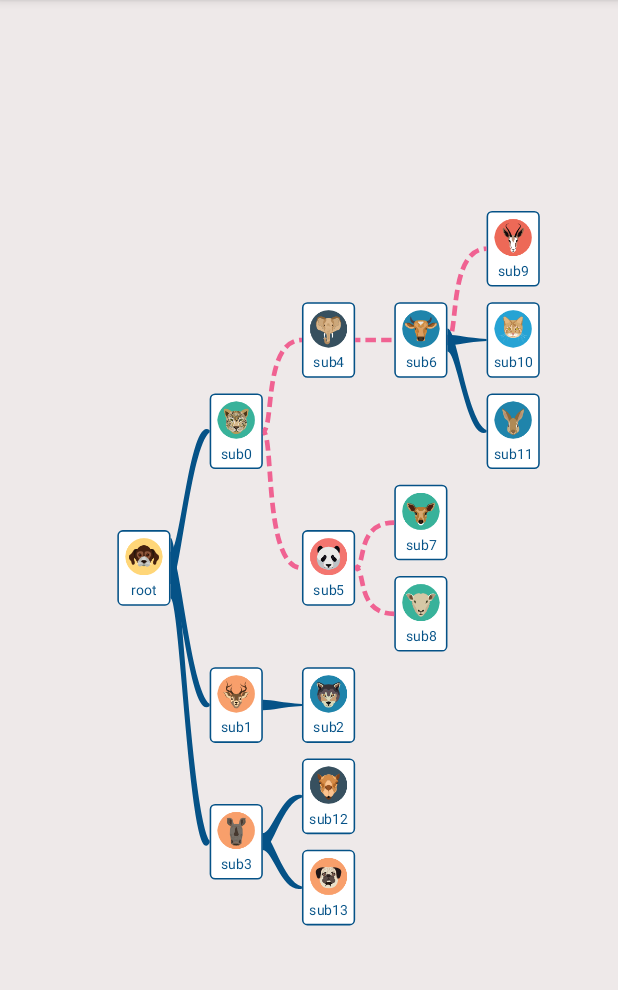
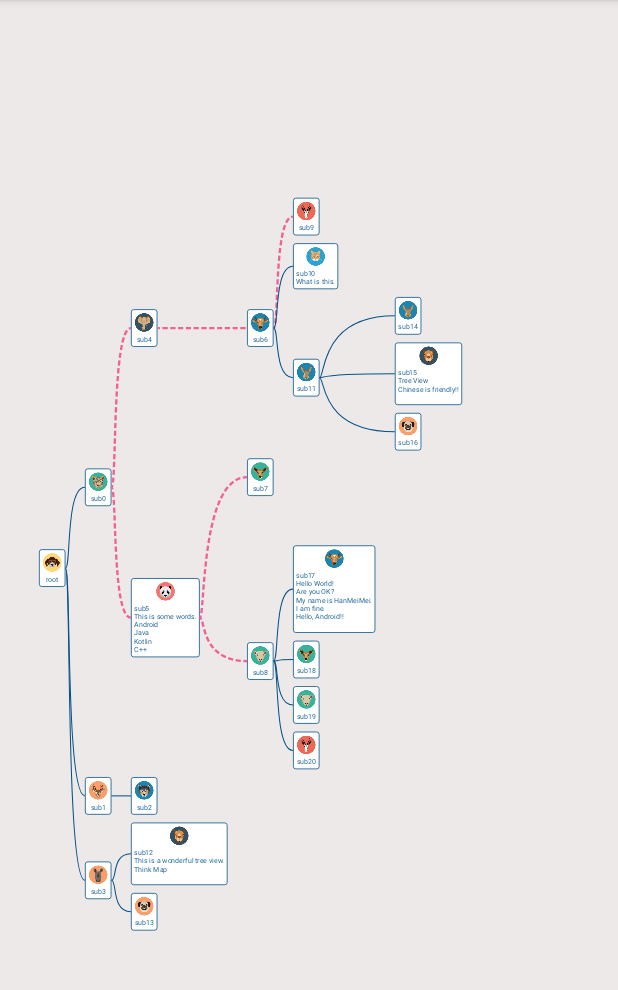
Before and after one commit to guaishouN/android-thinkmap-treeview, an Android app: the screen it shows after launch (MainActivity), on a phone screen of 412 x 824 dp, the part 84-1074 px from its top. Run offline under Robolectric (Android 15) with nearby library versions, the phone set to English and light mode, and no system bars.

Commit message:
use any size child node view is OK now

```diff
--- a/library/build.gradle
+++ b/library/build.gradle
@@ -21,7 +21,7 @@ android {
             buildConfigField "boolean", "isDebug", "false"
         }
         debug {
-            buildConfigField "boolean", "isDebug", "true"
+            buildConfigField "boolean", "isDebug", "false"
         }
     }
     compileOptions {
--- a/library/src/main/java/com/gyso/treeview/layout/RightTreeLayoutManager.java
+++ b/library/src/main/java/com/gyso/treeview/layout/RightTreeLayoutManager.java
@@ -10,6 +10,7 @@ import com.gyso.treeview.model.ITraversal;
 import com.gyso.treeview.model.NodeModel;
 import com.gyso.treeview.model.TreeModel;
 import com.gyso.treeview.util.DensityUtils;
+import com.gyso.treeview.util.TreeViewLog;
 import com.gyso.treeview.util.ViewBox;
 
 /**
@@ -61,6 +62,24 @@ public class RightTreeLayoutManager extends TreeLayoutManager {
                     }
                     mFixedDx = (fixedViewBox.getWidth()-mContentViewBox.getWidth())/2;
                     mFixedDy = (fixedViewBox.getHeight()-mContentViewBox.getHeight())/2;
+
+                    //compute floor start position
+                    for (int i = 0; i <= floorMax.size(); i++) {
+                        int fn = (i == floorMax.size())?floorMax.size():floorMax.keyAt(i);
+                        int preStart = floorStart.get(fn - 1, 0);
+                        int preMax = floorMax.get(fn - 1, 0);
+                        int startPos = (fn==0?(mFixedDx + paddingBox.left):spaceParentToChild) + preStart + preMax;
+                        floorStart.put(fn,startPos);
+                    }
+
+                    //compute deep start position
+                    for (int i = 0; i <= deepMax.size(); i++) {
+                        int dn = (i == deepMax.size())?deepMax.size():deepMax.keyAt(i);
+                        int preStart = deepStart.get(dn - 1, 0);
+                        int preMax = deepMax.get(dn - 1, 0);
+                        int startPos = (dn==0?(mFixedDy + paddingBox.top):spacePeerToPeer) + preStart + preMax;
+                        deepStart.put(dn,startPos);
+                    }
                 }
             };
             mTreeModel.doTraversalNodes(traversal);
@@ -131,29 +150,27 @@ public class RightTreeLayoutManager extends TreeLayoutManager {
     }
 
     private void layoutNodes(NodeModel<?> currentNode, TreeViewContainer treeViewContainer){
+        TreeViewLog.e(TAG,"onLayout: "+currentNode);
         TreeViewHolder<?> currentHolder = treeViewContainer.getTreeViewHolder(currentNode);
         View currentNodeView =  currentHolder==null?null:currentHolder.getView();
-        NodeModel<?> parentNode = currentNode.getParentNode();
-        TreeViewHolder<?> treeViewHolder = treeViewContainer.getTreeViewHolder(parentNode);
-        View parentNodeView = treeViewHolder==null?null:treeViewHolder.getView();
         int deep = currentNode.deep;
+        int floor = currentNode.floor;
         int leafCount = currentNode.leafCount;
 
         if(currentNodeView==null){
             throw new NullPointerException(" currentNodeView can not be null");
         }
-        int height = deepMax.get(currentNode.deep, currentNodeView.getMeasuredHeight());
-        int width = floorMax.get(currentNode.floor, currentNodeView.getMeasuredWidth());
 
+        int currentWidth = currentNodeView.getMeasuredWidth();
+        int currentHeight = currentNodeView.getMeasuredHeight();
         int deltaHeight = 0;
         if(leafCount>1){
-            deltaHeight = (leafCount-1)*(height+ spacePeerToPeer)/2;
+            deltaHeight = (deepStart.get(deep + leafCount) - deepStart.get(deep)-currentHeight)/2;
         }
-
-        int top  =deep*(height+ spacePeerToPeer) + deltaHeight + mFixedDy+ paddingBox.top;
-        int left = spaceParentToChild +(parentNodeView==null?0:parentNodeView.getRight())+(currentNode.floor==0?(mFixedDx+paddingBox.left):0);
-        int bottom = top+height;
-        int right = left+width;
+        int top  = deepStart.get(deep)+deltaHeight;
+        int left = floorStart.get(floor);
+        int bottom = top+currentHeight;
+        int right = left+currentWidth;
 
         currentNodeView.layout(left,top,right,bottom);
     }
--- a/library/src/main/java/com/gyso/treeview/layout/TreeLayoutManager.java
+++ b/library/src/main/java/com/gyso/treeview/layout/TreeLayoutManager.java
@@ -45,11 +45,23 @@ public abstract class TreeLayoutManager {
     /**
      * the max value of node in the same floor
      */
-    protected SparseIntArray floorMax = new SparseIntArray(10);
+    protected SparseIntArray floorMax = new SparseIntArray(200);
+
     /**
      * the max value of node in the same deep
      */
     protected SparseIntArray deepMax = new SparseIntArray(200);
+
+    /**
+     * the start value of node in the same floor
+     */
+    protected SparseIntArray floorStart = new SparseIntArray(200);
+
+    /**
+     * the start value of node in the same deep
+     */
+    protected SparseIntArray deepStart = new SparseIntArray(200);
+
     protected int winHeight;
     protected int winWidth;
 
--- a/sample/src/main/java/com/gyso/gysotreeviewapplication/MainActivity.java
+++ b/sample/src/main/java/com/gyso/gysotreeviewapplication/MainActivity.java
@@ -62,9 +62,9 @@ public class MainActivity extends AppCompatActivity {
     }
 
     private Baseline getLine() {
-        //return new SmoothLine();
+        return new SmoothLine();
         //return new StraightLine();
-        return new PointedLine();
+        //return new PointedLine();
         //return new DashLine(Color.parseColor("#4DB6AC"),8);
     }
 
@@ -79,15 +79,22 @@ public class MainActivity extends AppCompatActivity {
         NodeModel<Animal> sub2 = new NodeModel<>(new Animal(R.drawable.ic_04,"sub2"));
         NodeModel<Animal> sub3 = new NodeModel<>(new Animal(R.drawable.ic_05,"sub3"));
         NodeModel<Animal> sub4 = new NodeModel<>(new Animal(R.drawable.ic_06,"sub4"));
-        NodeModel<Animal> sub5 = new NodeModel<>(new Animal(R.drawable.ic_07,"sub5"));
+        NodeModel<Animal> sub5 = new NodeModel<>(new Animal(R.drawable.ic_07,"sub5\nThis is some words.\nAndroid\nJava\nKotlin\nC++"));
         NodeModel<Animal> sub6 = new NodeModel<>(new Animal(R.drawable.ic_08,"sub6"));
         NodeModel<Animal> sub7 = new NodeModel<>(new Animal(R.drawable.ic_09,"sub7"));
         NodeModel<Animal> sub8 = new NodeModel<>(new Animal(R.drawable.ic_10,"sub8"));
         NodeModel<Animal> sub9 = new NodeModel<>(new Animal(R.drawable.ic_11,"sub9"));
-        NodeModel<Animal> sub10 = new NodeModel<>(new Animal(R.drawable.ic_12,"sub10"));
+        NodeModel<Animal> sub10 = new NodeModel<>(new Animal(R.drawable.ic_12,"sub10\nWhat is this."));
         NodeModel<Animal> sub11 = new NodeModel<>(new Animal(R.drawable.ic_13,"sub11"));
-        NodeModel<Animal> sub12 = new NodeModel<>(new Animal(R.drawable.ic_14,"sub12"));
+        NodeModel<Animal> sub12 = new NodeModel<>(new Animal(R.drawable.ic_14,"sub12\nThis is a wonderful tree view.\nThink Map\n"));
         NodeModel<Animal> sub13 = new NodeModel<>(new Animal(R.drawable.ic_15,"sub13"));
+        NodeModel<Animal> sub14 = new NodeModel<>(new Animal(R.drawable.ic_13,"sub14"));
+        NodeModel<Animal> sub15 = new NodeModel<>(new Animal(R.drawable.ic_14,"sub15\nTree View\nChinese is friendly!!\n"));
+        NodeModel<Animal> sub16 = new NodeModel<>(new Animal(R.drawable.ic_15,"sub16"));
+        NodeModel<Animal> sub17 = new NodeModel<>(new Animal(R.drawable.ic_08,"sub17\nHello World!\nAre you OK?\nMy name is HanMeiMei.\nI am fine.\nHello, Android!!\n"));
+        NodeModel<Animal> sub18 = new NodeModel<>(new Animal(R.drawable.ic_09,"sub18"));
+        NodeModel<Animal> sub19 = new NodeModel<>(new Animal(R.drawable.ic_10,"sub19"));
+        NodeModel<Animal> sub20 = new NodeModel<>(new Animal(R.drawable.ic_11,"sub20"));
 
         //build relationship
         treeModel.addNode(root,sub0,sub1,sub3);
@@ -97,7 +104,8 @@ public class MainActivity extends AppCompatActivity {
         treeModel.addNode(sub5,sub7,sub8);
         treeModel.addNode(sub6,sub9,sub10,sub11);
         treeModel.addNode(sub3,sub12,sub13);
-
+        treeModel.addNode(sub11,sub14,sub15,sub16);
+        treeModel.addNode(sub8,sub17,sub18,sub19,sub20);
         //set data
         adapter.setTreeModel(treeModel);
     }
--- a/sample/src/main/java/com/gyso/gysotreeviewapplication/base/Animal.java
+++ b/sample/src/main/java/com/gyso/gysotreeviewapplication/base/Animal.java
@@ -15,4 +15,12 @@ public class Animal {
         this.headId = headId;
         this.name = name;
     }
+
+    @Override
+    public String toString() {
+        return "Animal{" +
+                "headId=" + headId +
+                ", name='" + name + '\'' +
+                '}';
+    }
 }
```
Also changed, not shown: library/src/main/java/com/gyso/treeview/layout/VerticalTreeLayoutManager.java (+23 -9 lines).
